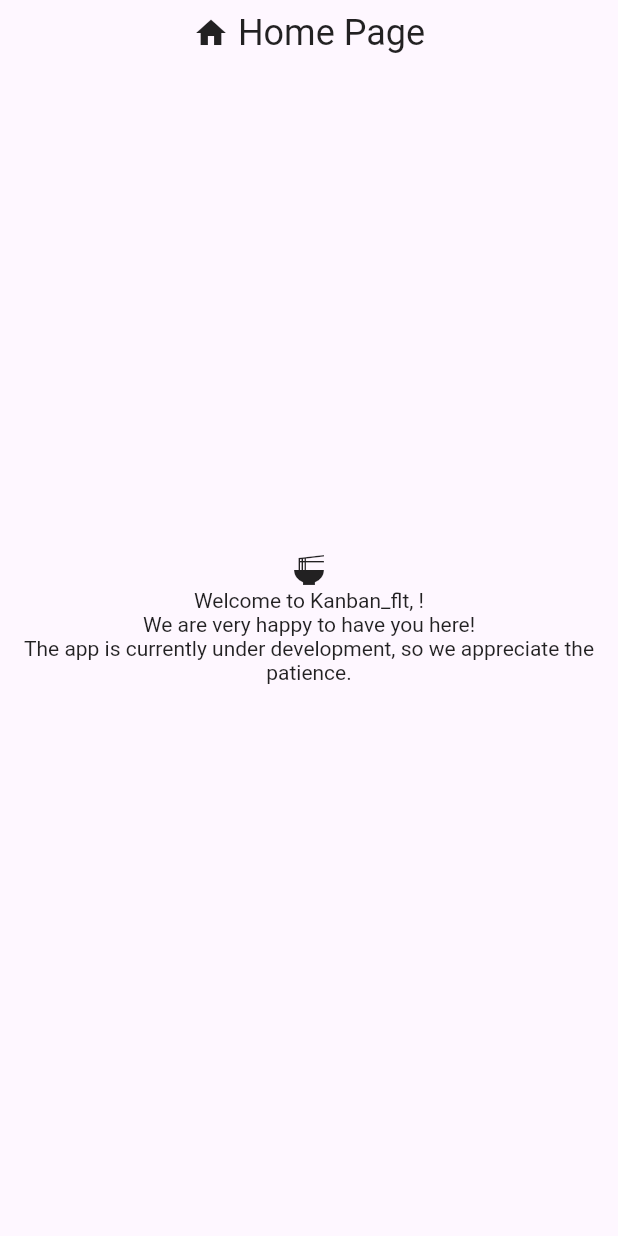
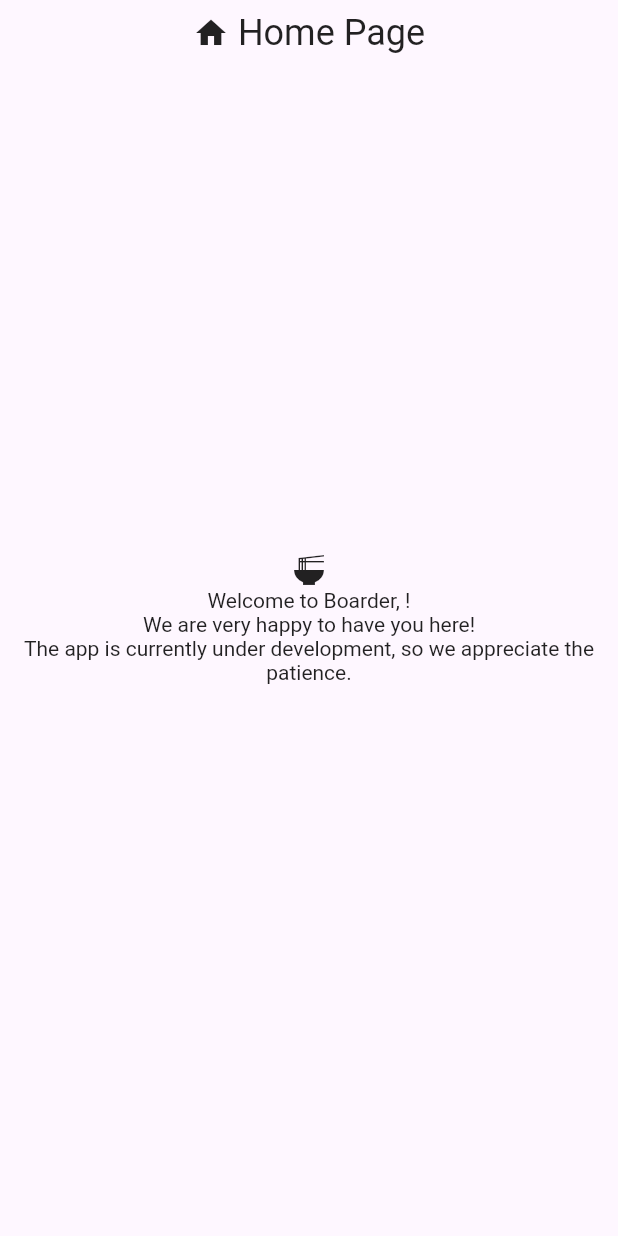
Before and after one commit to thaleslagemann/boarder, a Flutter app: the HomePage screen opened directly, on a phone screen of 412 x 824 dp. Run offline on Flutter 3.47's test engine with Material 2 defaults, Android fonts, the phone set to English and light mode, and no system bars; our stand-ins replace dropdown_button2, firebase_auth, firebase_core, get, loading_animation_widget, settings_ui and 1 more; missing offline and left inert: drag_and_drop_lists, firebase_ui_auth, firebase_ui_oauth_google; accounts and stored records are empty.

Commit message:
fix: change app name on home page message

```diff
--- a/lib/home_page.dart
+++ b/lib/home_page.dart
@@ -90,7 +90,7 @@ class HomePageState extends State<HomePage> {
                     child: Center(
                       child: Text.rich(
                         TextSpan(
-                          text: 'Welcome to Kanban_flt, ',
+                          text: 'Welcome to Boarder, ',
                           children: [
                             TextSpan(
                                 text:
```
